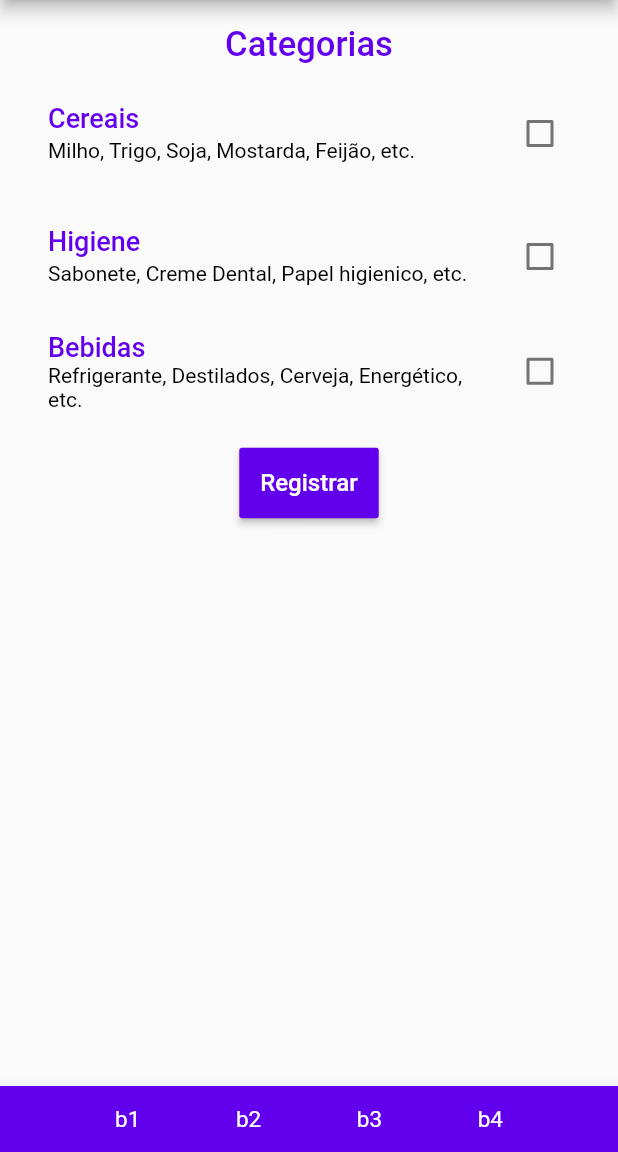
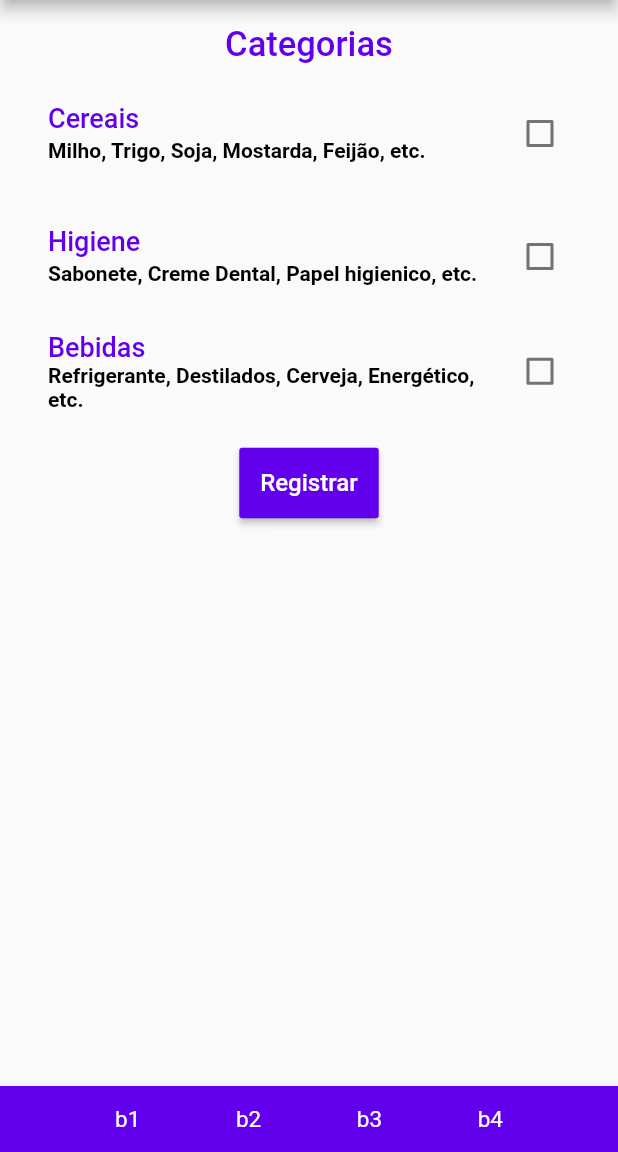
Before and after one commit to GuiQRSM/E-conomiz, a Flutter app: the screen it shows after launch, on a phone screen of 412 x 824 dp, the part 84-1236 px from its top. Run offline on Flutter 3.47's test engine with Material 2 defaults, Android fonts, the phone set to English and light mode, and no system bars.

Commit message:
resets the fontWeight of the subtitle of each CheckBoxListTile.

```diff
--- a/lib/CheckBoxFrame.dart
+++ b/lib/CheckBoxFrame.dart
@@ -46,7 +46,7 @@ class _CheckBoxFrameState extends State<CheckBoxFrame> {
                 subtitle: Text("Milho, Trigo, Soja, Mostarda, Feijão, etc.",
                   style: TextStyle(
                     fontSize: 14,
-                    fontWeight: FontWeight.w400,
+                    fontWeight: FontWeight.w600,
                     color: Colors.black,
                   ),),
                 activeColor: primeColor,
@@ -69,7 +69,7 @@ class _CheckBoxFrameState extends State<CheckBoxFrame> {
                 subtitle: Text("Sabonete, Creme Dental, Papel higienico, etc.",
                   style: TextStyle(
                     fontSize: 14,
-                    fontWeight: FontWeight.w400,
+                    fontWeight: FontWeight.w600,
                     color: Colors.black,
                   ),),
                 activeColor: primeColor,
@@ -92,7 +92,7 @@ class _CheckBoxFrameState extends State<CheckBoxFrame> {
                 subtitle: Text("Refrigerante, Destilados, Cerveja, Energético, etc.",
                   style: TextStyle(
                     fontSize: 14,
-                    fontWeight: FontWeight.w400,
+                    fontWeight: FontWeight.w600,
                     color: Colors.black,
                   ),),
                 activeColor: primeColor,
```
